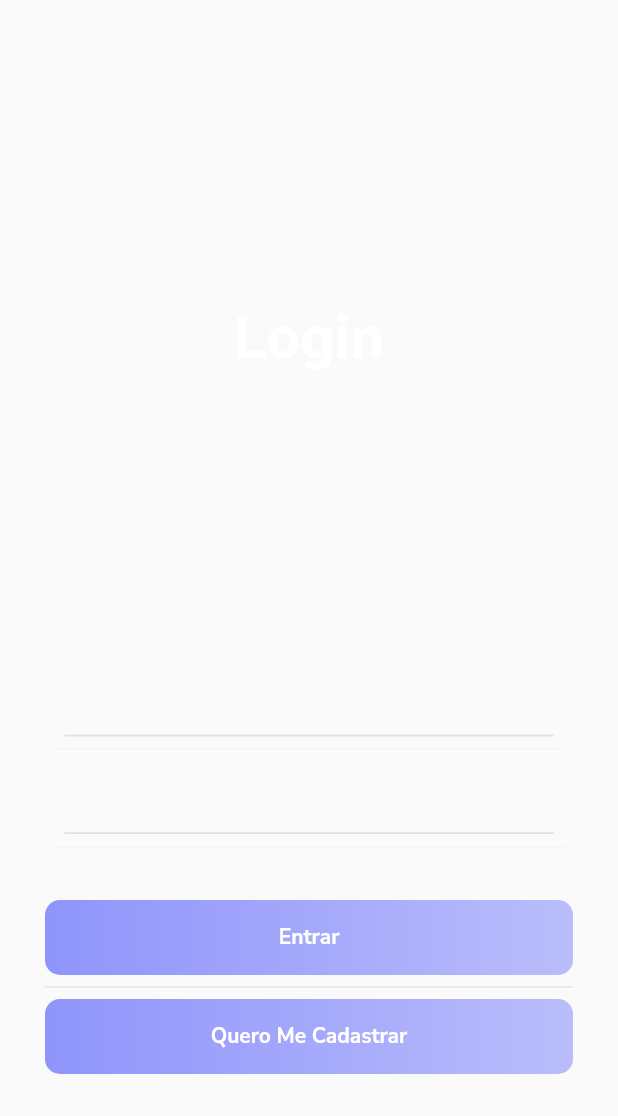
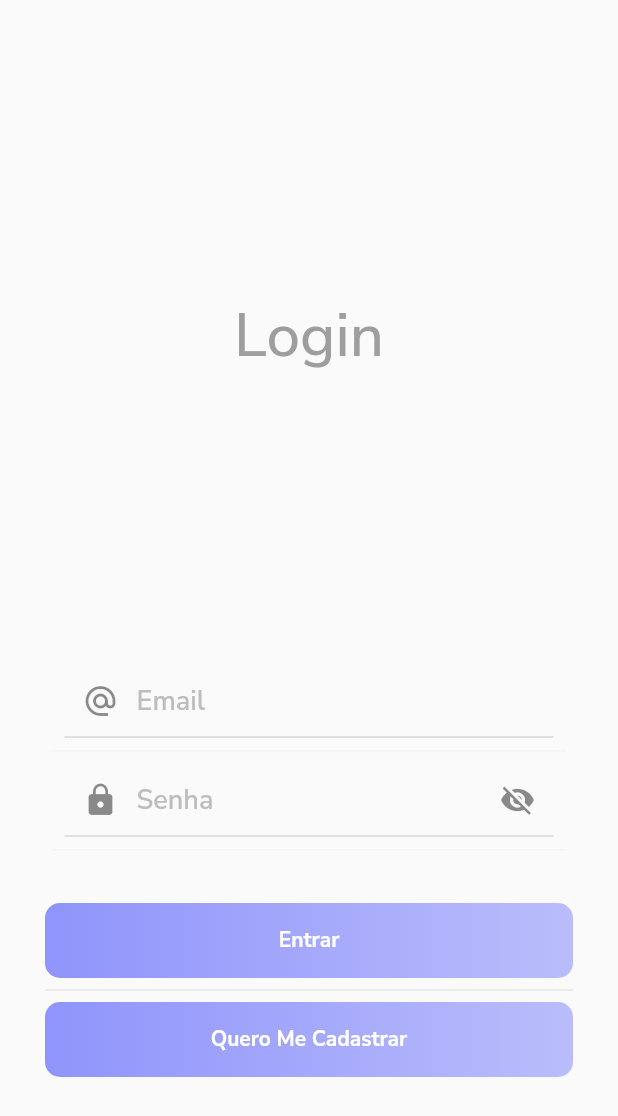
Before and after one commit to GabrielFRails/projeto-miniBlog, a Flutter app: the screen it shows after launch, on a phone screen of 412 x 824 dp. Shown: the top 1116 px of the screen. Run offline on Flutter 3.47's test engine with Material 2 defaults, Android fonts, the phone set to English and light mode, and no system bars; our stand-ins replace flutter_mobx, get_it, google_fonts, mobx, shared_preferences, simple_animations; generated files the repository leaves out were written again.

Commit message:
Tela login sem animacao

```diff
--- a/miniBlog/lib/controladores/ControladorUsuario.dart
+++ b/miniBlog/lib/controladores/ControladorUsuario.dart
@@ -12,6 +12,35 @@ abstract class _ControladorUsuarioBase with Store {
 
   Future<SharedPreferences> _prefs = SharedPreferences.getInstance();
 
+  @observable
+  String email = "";
+  @action
+  void setEmail(value) => this.email = value;
+
+  @observable
+  String senha = "";
+  @action
+  void setSenha(value) => this.senha = value;
+
+  @observable
+  String nome = "";
+  @action
+  void setNome(value) => this.nome = value;
+
+  @observable
+  bool obscureText = true;
+  @action
+  void changeVisibility() {
+    obscureText = !obscureText;
+  }
+
+  @computed
+  bool get isLoginValido =>
+      email.contains("@") &&
+      email.contains(".com") &&
+      senha.isNotEmpty &&
+      !senha.contains(" ");
+
   void usuarioExiste({Function existe, Function naoExiste}) {
     _prefs.then((prefsDb) {
       String usuarioJson = prefsDb.getString("user");
--- a/miniBlog/lib/telas/TelaLogin.dart
+++ b/miniBlog/lib/telas/TelaLogin.dart
@@ -1,9 +1,12 @@
 import 'package:flutter/material.dart';
+import 'package:flutter_mobx/flutter_mobx.dart';
 import 'package:get_it/get_it.dart';
+import 'package:google_fonts/google_fonts.dart';
 import 'package:miniBlog/animacao/FadeAnimacao.dart';
 import 'package:miniBlog/controladores/ControladorUsuario.dart';
 import 'package:miniBlog/entidades/Usuario.dart';
 import 'package:miniBlog/widgets_padrao/BotaoPadrao.dart';
+import 'package:miniBlog/widgets_padrao/IconButtonPadrao.dart';
 import 'package:miniBlog/widgets_padrao/TextFieldPadrao.dart';
 
 class TelaLogin extends StatefulWidget {
@@ -33,7 +36,11 @@ class _TelaLoginState extends State<TelaLogin> {
                       left: 25,
                       width: 100,
                       height: 200,
-                      child: FadeAnimacao(1, Container(decoration: null,))),
+                      child: FadeAnimacao(
+                          1,
+                          Container(
+                            decoration: null,
+                          ))),
                   Positioned(
                       left: 150,
                       width: 100,
@@ -63,10 +70,10 @@ class _TelaLoginState extends State<TelaLogin> {
                           child: Center(
                             child: Text(
                               "Login",
-                              style: TextStyle(
-                                  color: Colors.white,
+                              style: GoogleFonts.nunitoSans(
+                                  color: Colors.grey,
                                   fontSize: 40,
-                                  fontWeight: FontWeight.bold),
+                                  fontWeight: FontWeight.w500),
                             ),
                           ),
                         )),
@@ -85,19 +92,32 @@ class _TelaLoginState extends State<TelaLogin> {
                         decoration: null,
                         child: Column(
                           children: <Widget>[
-                            TextFieldPadrao(
-                              title: "Email",
-                              onChanged: (text) {
-                                _usuario.email = text;
-                              },
+                            Observer(
+                              builder: (_) => TextFieldPadrao(
+                                prefix: Icon(
+                                  Icons.alternate_email,
+                                ),
+                                hintText: "Email",
+                                onChanged: _controladorUsuario.setEmail,
+                              ),
                             ),
-                            TextFieldPadrao(
-                              title: "Senha",
-                              obscureText: true,
-                              maxLines: 1,
-                              onChanged: (text) {
-                                _usuario.senha = text;
-                              },
+                            Observer(
+                              builder: (_) => TextFieldPadrao(
+                                prefix: Icon(Icons.lock),
+                                hintText: "Senha",
+                                obscureText: _controladorUsuario.obscureText,
+                                maxLines: 1,
+                                onChanged: _controladorUsuario.setSenha,
+                                suffix: IconButtonPadrao(
+                                  radius: 32,
+                                  iconData: _controladorUsuario.obscureText
+                                      ? Icons.visibility_off
+                                      : Icons.visibility,
+                                  onTap: () {
+                                    _controladorUsuario.changeVisibility();
+                                  },
+                                ),
+                              ),
                             ),
                           ],
                         ),
--- /dev/null
+++ b/miniBlog/lib/widgets_padrao/IconButtonPadrao.dart
@@ -0,0 +1,24 @@
+import 'package:flutter/material.dart';
+
+class IconButtonPadrao extends StatelessWidget {
+
+  IconButtonPadrao({this.radius, this.iconData, this.onTap});
+
+  final double radius;
+  final IconData iconData;
+  final VoidCallback onTap;
+
+  @override
+  Widget build(BuildContext context) {
+    return ClipRRect(
+      borderRadius: BorderRadius.circular(radius),
+      child : Material(
+        color: Colors.transparent,
+        child : InkWell(
+          child : Icon(iconData),
+          onTap: onTap,
+        ),
+      ),
+    );
+  }
+}
--- a/miniBlog/lib/widgets_padrao/TextFieldPadrao.dart
+++ b/miniBlog/lib/widgets_padrao/TextFieldPadrao.dart
@@ -37,13 +37,15 @@ class TextFieldPadrao extends StatelessWidget {
             prefixIcon: prefix,
             suffixIcon: suffix,
             focusedBorder: UnderlineInputBorder(
-              borderSide: BorderSide(color: Colors.grey[300], width: 2.4),
+              borderSide: BorderSide(color: Colors.grey[300], width: 2.6),
             ),
             enabledBorder: UnderlineInputBorder(
-                borderSide: BorderSide(color: Colors.grey[300], width: 1.2)),
+                borderSide: BorderSide(color: Colors.grey[300], width: 1.3)),
             hintText: hintText,
             hintStyle: GoogleFonts.nunitoSans(
-                fontSize: 18, fontWeight: FontWeight.w500),
+                color: Colors.grey[400],
+                fontSize: 18,
+                fontWeight: FontWeight.w600),
           ),
         ));
   }
```
Also changed, not shown: miniBlog/lib/controladores/ControladorUsuario.g.dart, miniBlog/lib/entidades/Usuario.g.dart.
